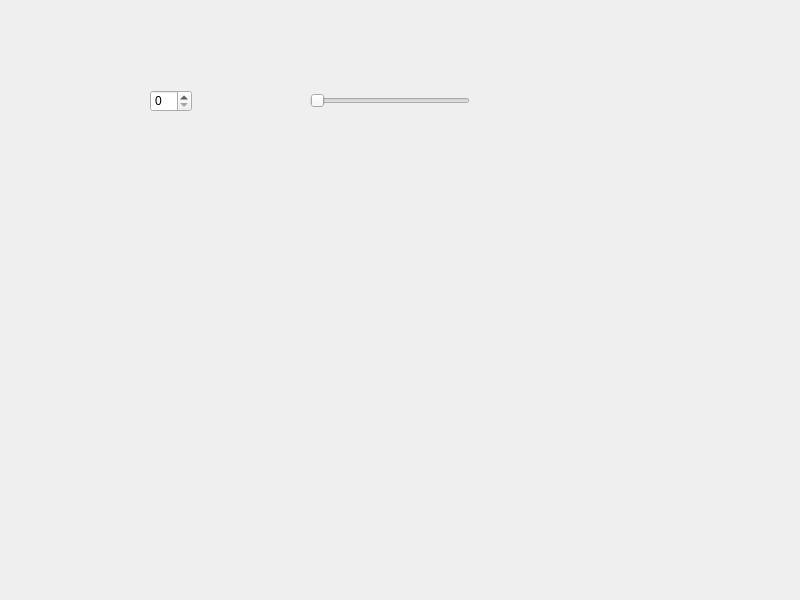
This is widget.ui in kang2486/Spinbox as Qt 5 draws it before an edit. The edited form follows.
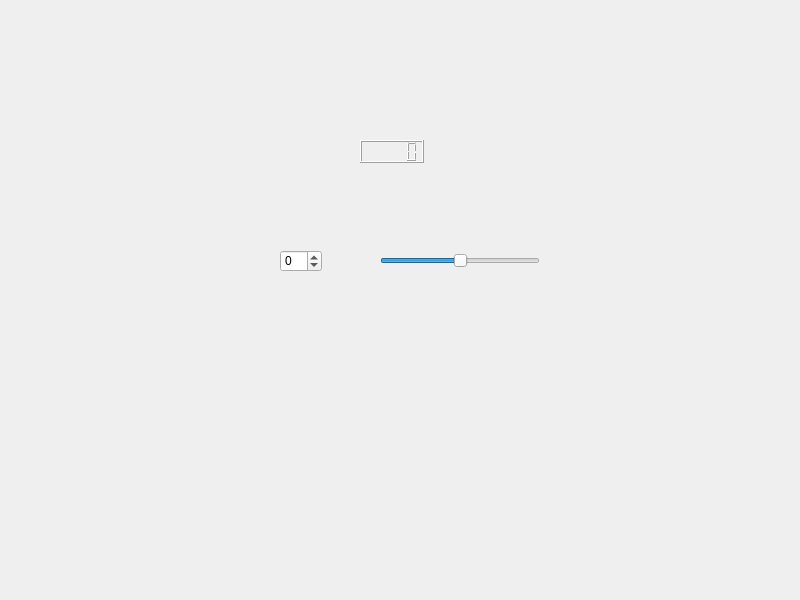
This is the edited form.

Commit message: Project Completed

Patch:
```diff
--- a/widget.ui
+++ b/widget.ui
@@ -16,12 +16,18 @@
   <widget class="QSlider" name="horizontalSlider">
    <property name="geometry">
     <rect>
-     <x>310</x>
-     <y>90</y>
+     <x>380</x>
+     <y>250</y>
      <width>160</width>
      <height>22</height>
     </rect>
    </property>
+   <property name="minimum">
+    <number>-100</number>
+   </property>
+   <property name="maximum">
+    <number>100</number>
+   </property>
    <property name="orientation">
     <enum>Qt::Orientation::Horizontal</enum>
    </property>
@@ -29,12 +35,28 @@
   <widget class="QSpinBox" name="spinBox">
    <property name="geometry">
     <rect>
-     <x>150</x>
-     <y>90</y>
+     <x>280</x>
+     <y>250</y>
      <width>42</width>
      <height>22</height>
     </rect>
    </property>
+   <property name="minimum">
+    <number>-100</number>
+   </property>
+   <property name="maximum">
+    <number>100</number>
+   </property>
+  </widget>
+  <widget class="QLCDNumber" name="lcdNumber">
+   <property name="geometry">
+    <rect>
+     <x>360</x>
+     <y>140</y>
+     <width>64</width>
+     <height>23</height>
+    </rect>
+   </property>
   </widget>
  </widget>
  <resources/>
```
Left out of the diff: 56 changed lines with no effect on the pictures.
